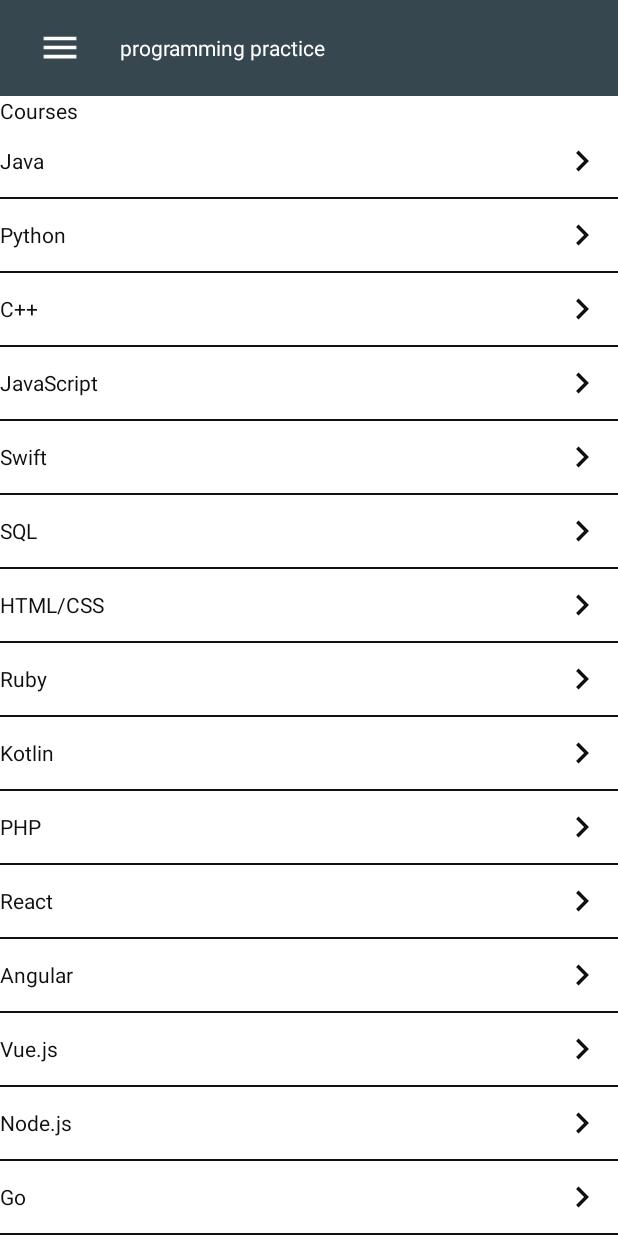
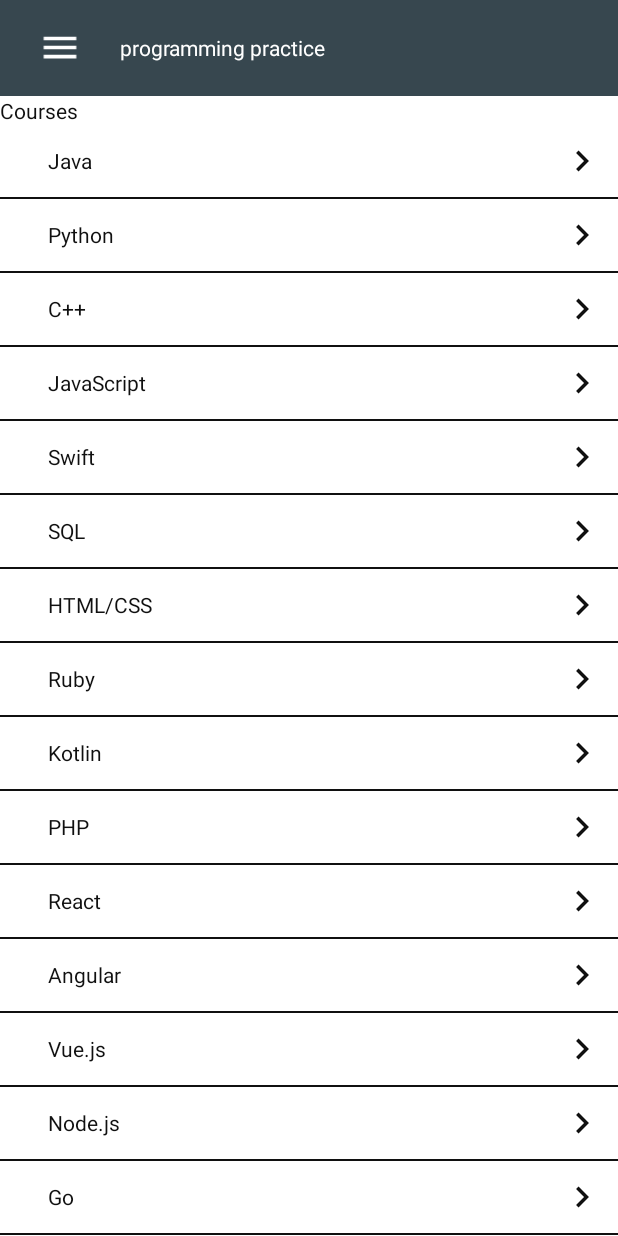
Before and after one commit to Kavan2003/programing_practice, an Android app: the screen it shows after launch (MainActivity), on a phone screen of 412 x 824 dp. Run offline under Robolectric (Android 15) with nearby library versions, the phone set to English and light mode, and no system bars.

Commit message:
Padding in cell from left

```diff
--- a/app/src/main/res/layout/list_item.xml
+++ b/app/src/main/res/layout/list_item.xml
@@ -1,14 +1,17 @@
 <?xml version="1.0" encoding="utf-8"?>
 <LinearLayout
     xmlns:android="http://schemas.android.com/apk/res/android"
+    xmlns:tools="http://schemas.android.com/tools"
     android:layout_width="match_parent"
     android:layout_height="wrap_content"
+
     android:orientation="vertical"
     >
 
     <LinearLayout
         android:layout_width="match_parent"
         android:layout_height="wrap_content"
+
         android:orientation="horizontal"
         >
 
@@ -16,18 +19,19 @@
             android:id="@+id/courseNameTextView"
             android:layout_width="0dp"
             android:layout_height="wrap_content"
-            android:layout_weight="1"
+            android:layout_weight="0.9"
+            android:paddingStart="32sp"
             android:layout_gravity="center"
             android:textColor="@color/primary_text_color"
-
-            />
+            tools:ignore="RtlSymmetry" />
 
         <ImageView
             android:id="@+id/arrowImageView"
+
             android:layout_width="48sp"
             android:layout_height="48dp"
             android:clickable="true"
-            android:contentDescription="Arrow"
+            android:contentDescription="@string/arrow"
             android:focusable="true"
             android:src="@drawable/ic_arrow_right_foreground" />
 
--- a/app/src/main/res/values/strings.xml
+++ b/app/src/main/res/values/strings.xml
@@ -3,4 +3,5 @@
     <string name="menu_image">menu image</string>
     <string name="courses">Courses</string>
     <string name="programming_practice">programming practice</string>
+    <string name="arrow">Arrow</string>
 </resources>
```
